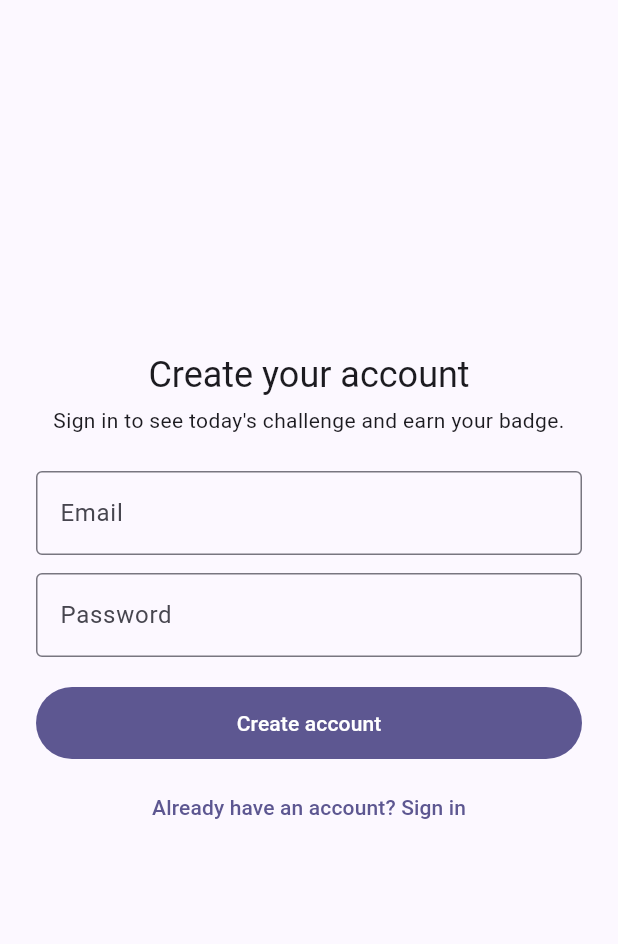
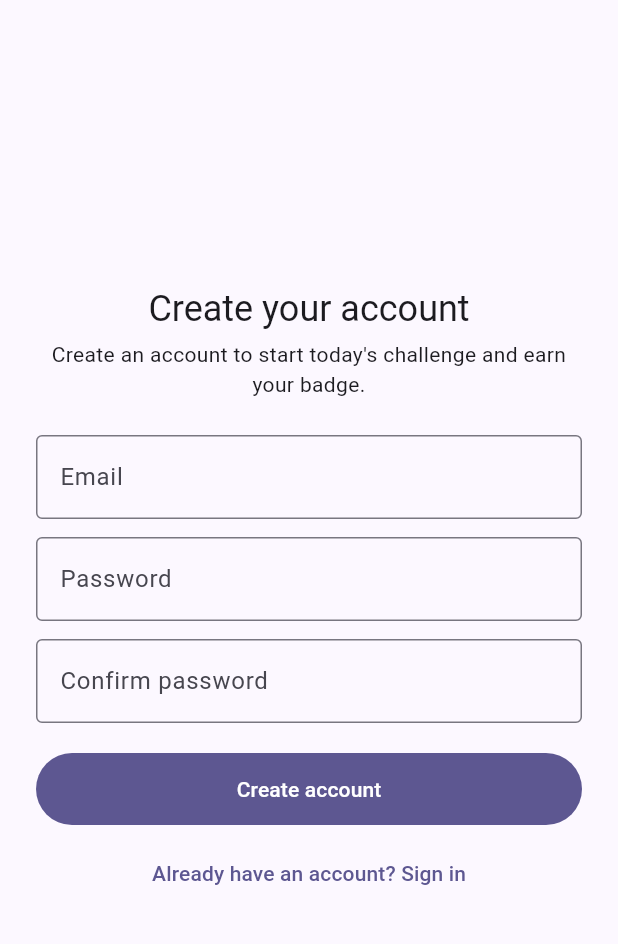
Before and after one commit to kirtan232/cloud_quest, a Flutter app: the screen it shows after launch, after a tap on "New here? Create an account", on a phone screen of 412 x 824 dp, the part 63-1007 px from its top. Run offline on Flutter 3.47's test engine with Material 3 defaults, Android fonts, the phone set to English and light mode, and no system bars; our stand-ins replace cloud_firestore, cloud_functions, firebase_auth, firebase_core; accounts and stored records are empty; generated files the repository leaves out were written again.

Commit message:
Fixed some small bugs
Fixed some bugs and added a conform password

```diff
--- a/lib/screens/sign_in_screen.dart
+++ b/lib/screens/sign_in_screen.dart
@@ -15,6 +15,7 @@ class _SignInScreenState extends State<SignInScreen> {
   final _formKey = GlobalKey<FormState>();
   final _emailController = TextEditingController();
   final _passwordController = TextEditingController();
+  final _confirmController = TextEditingController();
   bool _isCreatingAccount = false;
   bool _isLoading = false;
   String? _error;
@@ -23,7 +24,16 @@ class _SignInScreenState extends State<SignInScreen> {
   void dispose() {
     _emailController.dispose();
     _passwordController.dispose();
+    _confirmController.dispose();
     super.dispose();
+  }
+
+  void _toggleMode() {
+    setState(() {
+      _isCreatingAccount = !_isCreatingAccount;
+      _error = null;
+      _confirmController.clear();
+    });
   }
 
   Future<void> _submit() async {
@@ -71,7 +81,9 @@ class _SignInScreenState extends State<SignInScreen> {
                 ),
                 const SizedBox(height: 4),
                 Text(
-                  'Sign in to see today\'s challenge and earn your badge.',
+                  _isCreatingAccount
+                      ? 'Create an account to start today\'s challenge and earn your badge.'
+                      : 'Sign in to see today\'s challenge and earn your badge.',
                   textAlign: TextAlign.center,
                   style: theme.textTheme.bodyMedium,
                 ),
@@ -102,9 +114,17 @@ class _SignInScreenState extends State<SignInScreen> {
                       TextFormField(
                         controller: _passwordController,
                         obscureText: true,
-                        autofillHints: const [AutofillHints.password],
-                        textInputAction: TextInputAction.done,
-                        onFieldSubmitted: (_) => _isLoading ? null : _submit(),
+                        autofillHints: [
+                          _isCreatingAccount
+                              ? AutofillHints.newPassword
+                              : AutofillHints.password,
+                        ],
+                        textInputAction: _isCreatingAccount
+                            ? TextInputAction.next
+                            : TextInputAction.done,
+                        onFieldSubmitted: (_) {
+                          if (!_isCreatingAccount && !_isLoading) _submit();
+                        },
                         decoration: const InputDecoration(
                           labelText: 'Password',
                           border: OutlineInputBorder(),
@@ -119,6 +139,31 @@ class _SignInScreenState extends State<SignInScreen> {
                           return null;
                         },
                       ),
+                      if (_isCreatingAccount) ...[
+                        const SizedBox(height: 12),
+                        TextFormField(
+                          controller: _confirmController,
+                          obscureText: true,
+                          autofillHints: const [AutofillHints.newPassword],
+                          textInputAction: TextInputAction.done,
+                          onFieldSubmitted: (_) {
+                            if (!_isLoading) _submit();
+                          },
+                          decoration: const InputDecoration(
+                            labelText: 'Confirm password',
+                            border: OutlineInputBorder(),
+                          ),
+                          validator: (value) {
+                            if ((value ?? '').isEmpty) {
+                              return 'Re-enter your password.';
+                            }
+                            if (value != _passwordController.text) {
+                              return 'Passwords don\'t match.';
+                            }
+                            return null;
+                          },
+                        ),
+                      ],
                     ],
                   ),
                 ),
@@ -146,12 +191,7 @@ class _SignInScreenState extends State<SignInScreen> {
                 ),
                 const SizedBox(height: 8),
                 TextButton(
-                  onPressed: _isLoading
-                      ? null
-                      : () => setState(() {
-                          _isCreatingAccount = !_isCreatingAccount;
-                          _error = null;
-                        }),
+                  onPressed: _isLoading ? null : _toggleMode,
                   child: Text(
                     _isCreatingAccount
                         ? 'Already have an account? Sign in'
```
Also changed, not shown: lib/services/auth_service.dart (+17 -2 lines), 1 other file.
